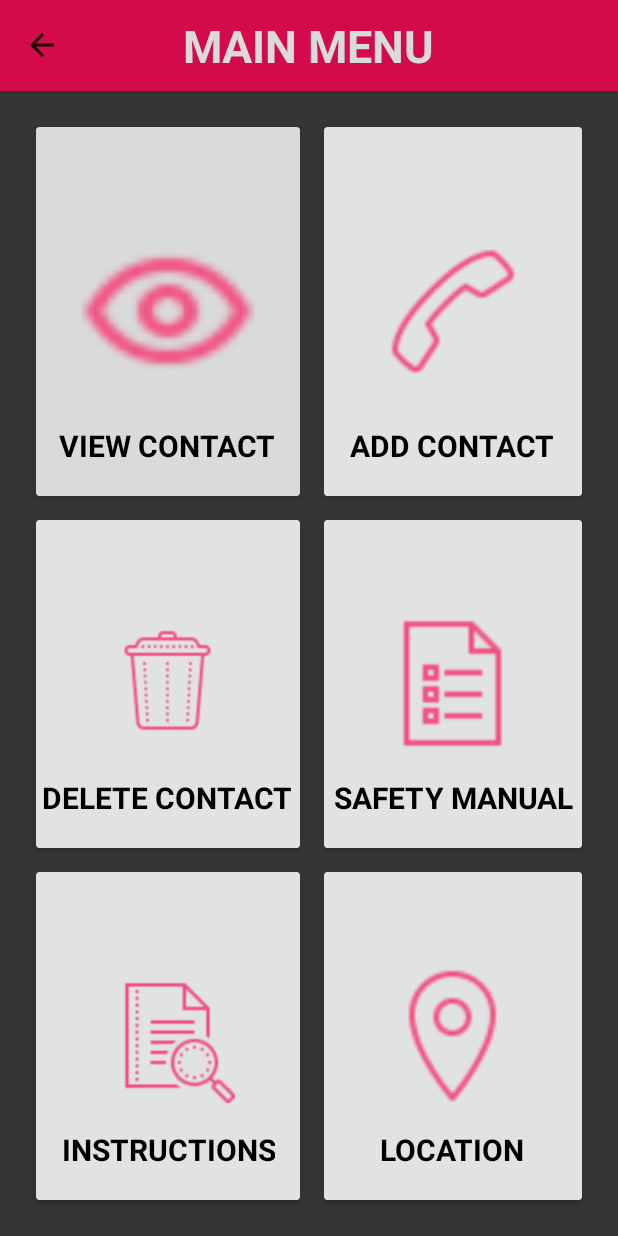
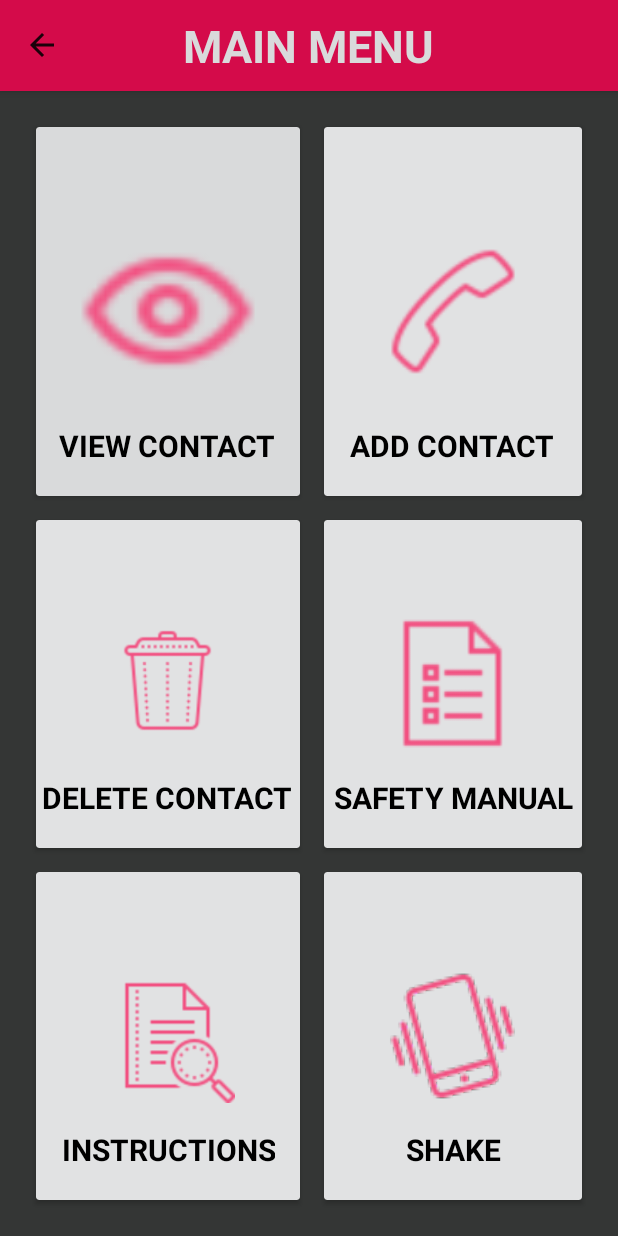
Before and after one commit to Saloni-Dhurve/Women-Security-App, an Android app: the HomePage screen opened directly, with no data from a screen before it, after a tap on "MAIN MENU", on a phone screen of 412 x 824 dp. Run offline under Robolectric (Android 15) with nearby library versions, the phone set to English and light mode, and no system bars.

Commit message:
First commit

```diff
--- a/app/src/main/java/com/example/miniprojectwsa/HomePage.java
+++ b/app/src/main/java/com/example/miniprojectwsa/HomePage.java
@@ -44,9 +44,10 @@ public class HomePage extends AppCompatActivity {
         locationListener = new MyLocationListener();
 
         // Request SEND_SMS and ACCESS_FINE_LOCATION permissions dynamically if not already granted
-        if (ContextCompat.checkSelfPermission(this, Manifest.permission.SEND_SMS) != PackageManager.PERMISSION_GRANTED ||
-                ContextCompat.checkSelfPermission(this, Manifest.permission.ACCESS_FINE_LOCATION) != PackageManager.PERMISSION_GRANTED) {
-            ActivityCompat.requestPermissions(this, new String[]{Manifest.permission.SEND_SMS, Manifest.permission.ACCESS_FINE_LOCATION}, PERMISSION_SEND_SMS);
+        if (ContextCompat.checkSelfPermission(this, Manifest.permission.SEND_SMS) != PackageManager.PERMISSION_GRANTED) {
+            ActivityCompat.requestPermissions(this, new String[]{Manifest.permission.SEND_SMS}, PERMISSION_SEND_SMS);
+        } else {
+            checkLocationPermission();
         }
 
         emergencyImageView.setOnClickListener(new View.OnClickListener() {
@@ -67,11 +68,29 @@ public class HomePage extends AppCompatActivity {
     }
 
     private void getLocationAndSendMessage() {
+        checkLocationPermission();
+    }
+
+    private void checkLocationPermission() {
         if (ContextCompat.checkSelfPermission(this, Manifest.permission.ACCESS_FINE_LOCATION) != PackageManager.PERMISSION_GRANTED) {
             ActivityCompat.requestPermissions(this, new String[]{Manifest.permission.ACCESS_FINE_LOCATION}, PERMISSION_ACCESS_LOCATION);
         } else {
-            locationManager.requestSingleUpdate(LocationManager.GPS_PROVIDER, locationListener, null);
+            // Check if location provider is enabled
+            if (!isLocationEnabled()) {
+                // You can prompt the user to enable location services here
+                // For simplicity, let's open the location settings
+                startActivity(new Intent(android.provider.Settings.ACTION_LOCATION_SOURCE_SETTINGS));
+            } else {
+                locationManager.requestSingleUpdate(LocationManager.GPS_PROVIDER, locationListener, null);
+            }
         }
+    }
+
+    // Method to check if location provider is enabled
+    private boolean isLocationEnabled() {
+        LocationManager locationManager = (LocationManager) getSystemService(Context.LOCATION_SERVICE);
+        return locationManager.isProviderEnabled(LocationManager.GPS_PROVIDER) ||
+                locationManager.isProviderEnabled(LocationManager.NETWORK_PROVIDER);
     }
 
     private void sendMessageWithLocation(Location location) {
@@ -107,9 +126,11 @@ public class HomePage extends AppCompatActivity {
         super.onRequestPermissionsResult(requestCode, permissions, grantResults);
         if (requestCode == PERMISSION_SEND_SMS || requestCode == PERMISSION_ACCESS_LOCATION) {
             if (grantResults.length > 0 && grantResults[0] == PackageManager.PERMISSION_GRANTED) {
-                getLocationAndSendMessage();
-            } else {
-                Toast.makeText(this, "Permission denied", Toast.LENGTH_SHORT).show();
+                if (requestCode == PERMISSION_SEND_SMS) {
+                    checkLocationPermission();
+                } else {
+                    getLocationAndSendMessage();
+                }
             }
         }
     }
--- a/app/src/main/res/layout/activity_mainmenu.xml
+++ b/app/src/main/res/layout/activity_mainmenu.xml
@@ -232,17 +232,17 @@
             <ImageView
                 android:id="@+id/locate"
                 android:layout_width="90dp"
-                android:layout_height="100dp"
+                android:layout_height="89dp"
 
+                android:layout_centerInParent="true"
                 android:layout_gravity="center"
-                android:layout_centerInParent="true"
-                android:src="@drawable/locate" />
+                android:src="@drawable/shake" />
 
             <TextView
                 android:layout_width="wrap_content"
                 android:layout_height="wrap_content"
 
-                android:text="LOCATION"
+                android:text="SHAKE"
                 android:gravity="center"
                 android:inputType="textMultiLine"
                 android:textSize="20sp"
```
Also changed, not shown: app/src/main/java/com/example/miniprojectwsa/Shake.java (+1 -32 lines), app/src/main/res/layout/activity_shake.xml (+7 -6 lines), app/src/main/res/drawable/shake.png (added).
